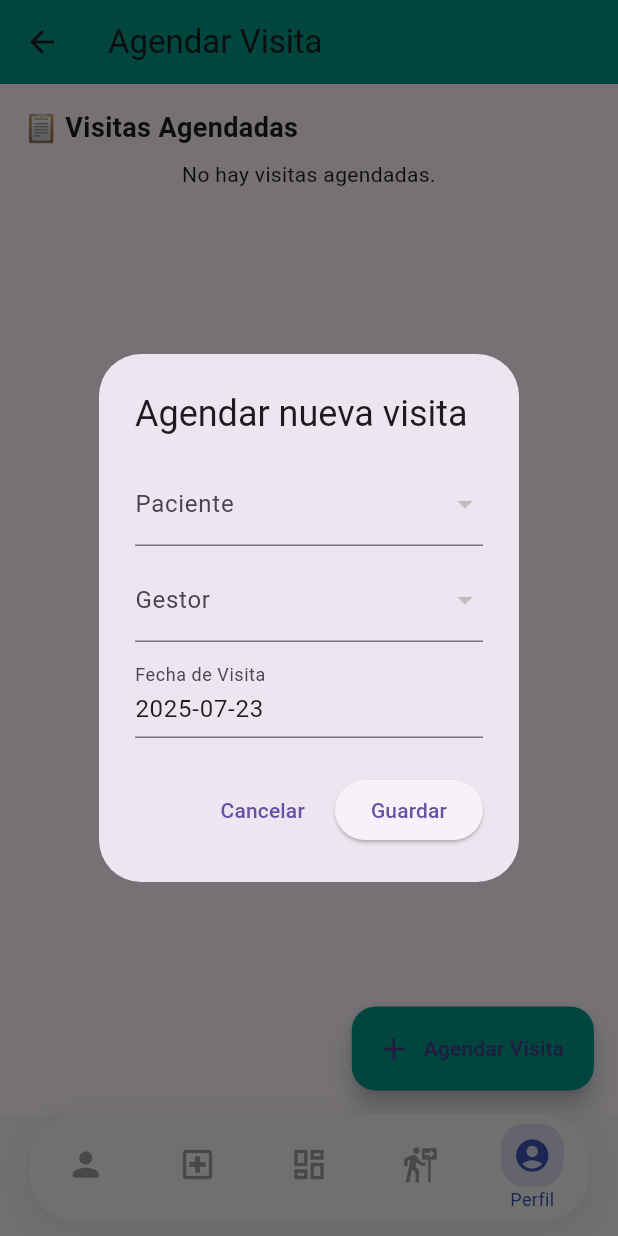
After one commit to danielramirez611/HierroMovilFlutter, a Flutter app: the HomeAdministradorScreen screen opened by its route, scrolled down 39 dp, after a tap on "Agendar Visitas", after a tap on "Agendar Visita", on a phone screen of 412 x 824 dp. The commit adds this screen. Run offline on Flutter 3.47's test engine with Material 3 defaults, Android fonts, the light colour scheme and no system bars; our stand-ins replace flutter_map, geolocator, google_fonts, latlong2, permission_handler, shared_preferences; accounts and stored records are empty; network calls fail; Roboto replaces fonts that are missing (Arial).

Commit message:
modificaciones actualizadas

```diff
--- /dev/null
+++ b/lib/screens/administrador/AgendarVisitaPage.dart
@@ -0,0 +1,251 @@
+// ... imports
+import 'dart:io';
+import 'dart:async';
+import 'package:flutter/material.dart';
+import 'package:shared_preferences/shared_preferences.dart';
+import '../../../services/api_service.dart';
+
+class AgendarVisitaPage extends StatefulWidget {
+  const AgendarVisitaPage({super.key});
+
+  @override
+  State<AgendarVisitaPage> createState() => _AgendarVisitaPageState();
+}
+
+class _AgendarVisitaPageState extends State<AgendarVisitaPage> {
+  bool cargando = true;
+  List<dynamic> pacientes = [];
+  List<dynamic> gestores = [];
+  List<dynamic> visitasAgendadas = [];
+
+  int? pacienteId;
+  int? gestorId;
+  DateTime fechaVisita = DateTime.now();
+  final _formKey = GlobalKey<FormState>();
+
+  @override
+  void initState() {
+    super.initState();
+    cargarDatos();
+  }
+
+  Future<void> cargarDatos() async {
+    pacientes = await ApiService.getPacientes();
+    gestores = await ApiService.getGestoresDisponibles();
+    visitasAgendadas = await ApiService.getAgendamientos();
+    setState(() => cargando = false);
+  }
+
+  void mostrarFormulario({bool edicion = false, dynamic visita}) {
+    if (edicion && visita != null) {
+      pacienteId = visita['paciente']['id'];
+      gestorId = visita['gestor']['id'];
+      fechaVisita = DateTime.parse(visita['fechaProgramada']);
+    } else {
+      pacienteId = null;
+      gestorId = null;
+      fechaVisita = DateTime.now();
+    }
+
+    showDialog(
+      context: context,
+      builder: (_) => AlertDialog(
+        title: Text(edicion ? 'Editar visita agendada' : 'Agendar nueva visita'),
+        content: Form(
+          key: _formKey,
+          child: Column(
+            mainAxisSize: MainAxisSize.min,
+            children: [
+              DropdownButtonFormField<int>(
+                value: pacienteId,
+                decoration: const InputDecoration(labelText: 'Paciente'),
+                items: pacientes.map<DropdownMenuItem<int>>((p) {
+                  final usuario = p['usuario'] ?? p['user'] ?? {};
+                  final nombre = '${usuario['firstName'] ?? ''} ${usuario['lastNameP'] ?? ''}';
+                  return DropdownMenuItem(value: p['id'], child: Text(nombre));
+                }).toList(),
+                onChanged: (value) => setState(() => pacienteId = value),
+                validator: (value) => value == null ? 'Seleccione un paciente' : null,
+              ),
+              const SizedBox(height: 8),
+              DropdownButtonFormField<int>(
+                value: gestorId,
+                decoration: const InputDecoration(labelText: 'Gestor'),
+                items: gestores.map<DropdownMenuItem<int>>((g) {
+                  final nombre = '${g['firstName'] ?? ''} ${g['lastNameP'] ?? ''}';
+                  return DropdownMenuItem(value: g['id'], child: Text(nombre));
+                }).toList(),
+                onChanged: (value) => setState(() => gestorId = value),
+                validator: (value) => value == null ? 'Seleccione un gestor' : null,
+              ),
+              const SizedBox(height: 8),
+              TextFormField(
+                readOnly: true,
+                controller: TextEditingController(text: fechaVisita.toLocal().toString().split(' ')[0]),
+                decoration: const InputDecoration(labelText: 'Fecha de Visita'),
+                onTap: () async {
+                  final fechaSeleccionada = await showDatePicker(
+                    context: context,
+                    initialDate: fechaVisita,
+                    firstDate: DateTime.now(),
+                    lastDate: DateTime.now().add(const Duration(days: 365)),
+                  );
+                  if (fechaSeleccionada != null) {
+                    setState(() => fechaVisita = fechaSeleccionada);
+                  }
+                },
+              ),
+            ],
+          ),
+        ),
+        actions: [
+          TextButton(onPressed: () => Navigator.pop(context), child: const Text('Cancelar')),
+          ElevatedButton(
+            onPressed: () async {
+              if (!_formKey.currentState!.validate()) return;
+
+              bool ok = false;
+              if (edicion) {
+                ok = await ApiService.editarAgendamiento(
+                  id: visita['id'],
+                  pacienteId: pacienteId!,
+                  gestorId: gestorId!,
+                  fechaProgramada: fechaVisita,
+                );
+              } else {
+                ok = await ApiService.crearAgendamiento(
+                  pacienteId: pacienteId!,
+                  gestorId: gestorId!,
+                  fechaProgramada: fechaVisita,
+                );
+              }
+
+              if (ok && mounted) {
+                Navigator.pop(context);
+                ScaffoldMessenger.of(context).showSnackBar(
+                  SnackBar(content: Text(edicion ? '✅ Visita actualizada.' : '✅ Visita agendada.')),
+                );
+                cargarDatos();
+              } else {
+                ScaffoldMessenger.of(context).showSnackBar(
+                  SnackBar(content: Text('❌ Error al ${edicion ? 'actualizar' : 'agendar'} visita.')),
+                );
+              }
+            },
+            child: Text(edicion ? 'Actualizar' : 'Guardar'),
+          ),
+        ],
+      ),
+    );
+  }
+
+  Future<void> eliminarVisita(int id) async {
+    final confirm = await showDialog<bool>(
+      context: context,
+      builder: (context) => AlertDialog(
+        title: const Text('Confirmar eliminación'),
+        content: const Text('¿Estás seguro de que deseas eliminar esta visita?'),
+        actions: [
+          TextButton(onPressed: () => Navigator.pop(context, false), child: const Text('Cancelar')),
+          ElevatedButton(onPressed: () => Navigator.pop(context, true), child: const Text('Eliminar')),
+        ],
+      ),
+    );
+
+    if (confirm == true) {
+      final ok = await ApiService.eliminarAgendamiento(id);
+      if (ok) cargarDatos();
+    }
+  }
+
+  Widget buildVisitaTile(dynamic visita) {
+    final paciente = visita['paciente']?['usuario'] ?? visita['paciente']?['user'] ?? {};
+    final gestor = visita['gestor'] ?? {};
+    final fecha = visita['fechaProgramada']?.toString().split('T').first ?? '';
+
+    return Card(
+      margin: const EdgeInsets.symmetric(vertical: 8),
+      elevation: 2,
+      shape: RoundedRectangleBorder(borderRadius: BorderRadius.circular(12)),
+      child: Padding(
+        padding: const EdgeInsets.symmetric(horizontal: 16, vertical: 12),
+        child: Column(
+          crossAxisAlignment: CrossAxisAlignment.start,
+          children: [
+            Text('👤 Paciente: ${paciente['firstName'] ?? ''} ${paciente['lastNameP'] ?? ''}',
+                style: const TextStyle(fontWeight: FontWeight.w600)),
+            const SizedBox(height: 4),
+            Text('🧑‍⚕️ Gestor: ${gestor['firstName'] ?? ''} ${gestor['lastNameP'] ?? ''}'),
+            const SizedBox(height: 4),
+            Text('📅 Fecha: $fecha'),
+            const Divider(height: 20),
+            Row(
+              mainAxisAlignment: MainAxisAlignment.end,
+              children: [
+              IconButton(
+  icon: const Icon(Icons.playlist_add_check, color: Colors.green),
+  tooltip: 'Registrar esta visita',
+  onPressed: () {
+    Navigator.pushNamed(
+  context,
+  '/visitas',
+  arguments: {
+    "pacienteId": visita['paciente']['id'],
+    "gestorId": visita['gestor']['id'],
+    "fechaVisita": visita['fechaProgramada'],
+    "agendamientoId": visita['id'],
+  },
+);
+
+  },
+),
+
+                IconButton(
+                  icon: const Icon(Icons.edit, color: Colors.blue),
+                  tooltip: 'Editar visita',
+                  onPressed: () => mostrarFormulario(edicion: true, visita: visita),
+                ),
+                IconButton(
+                  icon: const Icon(Icons.delete, color: Colors.red),
+                  tooltip: 'Eliminar visita',
+                  onPressed: () => eliminarVisita(visita['id']),
+                ),
+              ],
+            ),
+          ],
+        ),
+      ),
+    );
+  }
+
+  @override
+  Widget build(BuildContext context) {
+    return Scaffold(
+      appBar: AppBar(
+        title: const Text('Agendar Visita'),
+        backgroundColor: Colors.teal,
+      ),
+      body: cargando
+          ? const Center(child: CircularProgressIndicator())
+          : RefreshIndicator(
+              onRefresh: cargarDatos,
+              child: ListView(
+                padding: const EdgeInsets.all(16.0),
+                children: [
+                  const Text('📋 Visitas Agendadas', style: TextStyle(fontSize: 18, fontWeight: FontWeight.bold)),
+                  const SizedBox(height: 8),
+                  if (visitasAgendadas.isEmpty)
+                    const Text('No hay visitas agendadas.', textAlign: TextAlign.center),
+                  ...visitasAgendadas.map(buildVisitaTile).toList(),
+                ],
+              ),
+            ),
+      floatingActionButton: FloatingActionButton.extended(
+        onPressed: () => mostrarFormulario(edicion: false),
+        icon: const Icon(Icons.add),
+        label: const Text('Agendar Visita'),
+        backgroundColor: Colors.teal,
+      ),
+    );
+  }
+}
--- a/lib/screens/home_administrador.dart
+++ b/lib/screens/home_administrador.dart
@@ -12,6 +12,7 @@ import '../screens/administrador/PacientesPage.dart';
 import '../screens/administrador/TambosPage.dart';
 import '../screens/administrador/AsignacionTamboPage.dart';
 import '../screens/administrador/VisitasPage.dart';
+import '../screens/administrador/AgendarVisitaPage.dart';
 import '../screens/PerfilUsuarioScreen.dart';
 
 class HomeAdministradorScreen extends StatefulWidget {
@@ -26,6 +27,8 @@ class _HomeAdministradorScreenState extends State<HomeAdministradorScreen> {
 
   int totalUsuarios = 0;
   int totalVisitas = 0;
+    int agendasVisitas = 0;
+
   int totalComunicados = 0;
   bool loading = true;
 
@@ -45,21 +48,25 @@ class _HomeAdministradorScreenState extends State<HomeAdministradorScreen> {
     try {
       final resUsuarios = await http.get(Uri.parse('${ApiService.baseUrl}/Users'));
       final resVisitas = await http.get(Uri.parse('${ApiService.baseUrl}/VisitaDomiciliaria'));
+      final resVisitasAgendadas = await http.get(Uri.parse('${ApiService.baseUrl}/VisitaDomiciliaria/agendadas'));
       final resComunicados = await http.get(Uri.parse('${ApiService.baseUrl}/Comunicado'));
 
       final usuarios = jsonDecode(resUsuarios.body);
       final visitas = jsonDecode(resVisitas.body);
+      final visitasAgendadas = jsonDecode(resVisitasAgendadas.body);
       final comunicados = jsonDecode(resComunicados.body);
 
       // Guarda en caché
       await prefs.setString('cachedUsuarios', jsonEncode(usuarios));
       await prefs.setString('cachedVisitas', jsonEncode(visitas));
+      await prefs.setString('cachedVisitasAgendadas', jsonEncode(visitasAgendadas));
       await prefs.setString('cachedComunicados', jsonEncode(comunicados));
 
       if (mounted) {
         setState(() {
           totalUsuarios = usuarios.length;
           totalVisitas = visitas.length;
+          agendasVisitas = visitasAgendadas.length;
           totalComunicados = comunicados.length;
           loading = false;
         });
@@ -69,11 +76,13 @@ class _HomeAdministradorScreenState extends State<HomeAdministradorScreen> {
 
       final cachedUsuarios = prefs.getString('cachedUsuarios');
       final cachedVisitas = prefs.getString('cachedVisitas');
+      final cachedVisitasAgendadas = prefs.getString('cachedVisitasAgendadas');
       final cachedComunicados = prefs.getString('cachedComunicados');
 
       setState(() {
         totalUsuarios = cachedUsuarios != null ? jsonDecode(cachedUsuarios).length : 0;
         totalVisitas = cachedVisitas != null ? jsonDecode(cachedVisitas).length : 0;
+        agendasVisitas = cachedVisitasAgendadas != null ? jsonDecode(cachedVisitasAgendadas).length : 0;
         totalComunicados = cachedComunicados != null ? jsonDecode(cachedComunicados).length : 0;
         loading = false;
       });
@@ -132,7 +141,9 @@ class _HomeAdministradorScreenState extends State<HomeAdministradorScreen> {
       PacientesPage(),           // index 0
       TambosPage(),              // index 1
       _buildDashboard(),         // index 2
-      VisitasPage(),             // index 3
+      VisitasPage(),
+            AgendarVisitaPage(),
+           // index 3
       PerfilUsuarioScreen(),     // index 4
     ];
 
@@ -221,11 +232,18 @@ class _HomeAdministradorScreenState extends State<HomeAdministradorScreen> {
                       onTap: () => setState(() => currentIndex = 2),
                     ),
                     _buildDashboardCard(
-                      title: "Visitas",
+                      title: "Registrar Visitas",
                       count: totalVisitas,
                       icon: Icons.home,
                       color: Colors.teal,
                       onTap: () => setState(() => currentIndex = 3),
+                    ),
+                     _buildDashboardCard(
+                      title: "Agendar Visitas",
+                      count: agendasVisitas,
+                      icon: Icons.calendar_month,
+                      color: const Color.fromARGB(255, 97, 150, 0),
+                      onTap: () => setState(() => currentIndex = 4),
                     ),
                     _buildDashboardCard(
                       title: "Comunicados",
--- a/lib/services/api_service.dart
+++ b/lib/services/api_service.dart
@@ -540,6 +540,126 @@ static Future<bool> deleteAsignacionPermanente(int id) async {
 }
                                                                              /// ASIGNACION TAMBO ///
 //-------------------------------------------------------------------------------------------------------------------------------------------------------------------------------//
+                                                                               /// AGENDAR VISITA ///
+// ✅ Crear agendamiento
+  static Future<bool> crearAgendamiento({
+    required int pacienteId,
+    required int gestorId,
+    required DateTime fechaProgramada,
+  }) async {
+    try {
+      final response = await http.post(
+        Uri.parse('$baseUrl/AgendamientoVisita'),
+        headers: {'Content-Type': 'application/json'},
+        body: jsonEncode({
+          "pacienteId": pacienteId,
+          "gestorId": gestorId,
+          "fechaProgramada": fechaProgramada.toIso8601String(),
+        }),
+      );
+      return response.statusCode == 201;
+    } catch (e) {
+      print('❌ Error al crear agendamiento: $e');
+      return false;
+    }
+  }
+
+  // ✅ Obtener todos los agendamientos (no completados)
+static Future<List<dynamic>> getAgendamientos() async {
+  final prefs = await SharedPreferences.getInstance();
+  const cacheKey = 'cachedAgendamientos';
+
+  try {
+    final res = await http.get(Uri.parse('$baseUrl/AgendamientoVisita'));
+    if (res.statusCode == 200) {
+      final data = jsonDecode(res.body);
+      await prefs.setString(cacheKey, jsonEncode(data)); // ✅ guarda en caché
+      return data;
+    }
+  } catch (e) {
+    print('⚠️ Sin conexión. Cargando agendamientos desde caché.');
+  }
+
+  // 🧠 Recupera desde caché si no hay internet
+  final cached = prefs.getString(cacheKey);
+  if (cached != null) return jsonDecode(cached);
+
+  return []; // Si tampoco hay caché
+}
+
+  // ✅ Obtener agendamiento por ID
+static Future<Map<String, dynamic>?> getAgendamientoById(int id) async {
+  final prefs = await SharedPreferences.getInstance();
+  final cacheKey = 'cachedAgendamientoById_$id';
+
+  try {
+    final res = await http.get(Uri.parse('$baseUrl/AgendamientoVisita/$id'));
+    if (res.statusCode == 200) {
+      final data = jsonDecode(res.body);
+      await prefs.setString(cacheKey, jsonEncode(data)); // ✅ guarda caché por ID
+      return data;
+    }
+  } catch (e) {
+    print('⚠️ Sin conexión. Cargando agendamiento ID:$id desde caché.');
+  }
+
+  // 🧠 Recuperar desde caché si no hay internet
+  final cached = prefs.getString(cacheKey);
+  if (cached != null) return jsonDecode(cached);
+
+  return null; // Nada disponible
+}
+
+  // ✅ Editar agendamiento
+  static Future<bool> editarAgendamiento({
+    required int id,
+    required int pacienteId,
+    required int gestorId,
+    required DateTime fechaProgramada,
+  }) async {
+    try {
+      final res = await http.put(
+        Uri.parse('$baseUrl/AgendamientoVisita/$id'),
+        headers: {'Content-Type': 'application/json'},
+        body: jsonEncode({
+          "id": id,
+          "pacienteId": pacienteId,
+          "gestorId": gestorId,
+          "fechaProgramada": fechaProgramada.toIso8601String(),
+          "completado": false, // o verdadero si aplica
+        }),
+      );
+      return res.statusCode == 204;
+    } catch (e) {
+      print('❌ Error al editar agendamiento: $e');
+      return false;
+    }
+  }
+
+  // ✅ Eliminar agendamiento
+  static Future<bool> eliminarAgendamiento(int id) async {
+    try {
+      final res = await http.delete(Uri.parse('$baseUrl/AgendamientoVisita/$id'));
+      return res.statusCode == 204;
+    } catch (e) {
+      print('❌ Error al eliminar agendamiento: $e');
+      return false;
+    }
+  }
+
+  // ✅ Marcar agendamiento como completado (cuando se registra la visita)
+  static Future<bool> completarAgendamiento(int id) async {
+    try {
+      final res = await http.put(Uri.parse('$baseUrl/AgendamientoVisita/completar/$id'));
+      return res.statusCode == 204;
+    } catch (e) {
+      print('❌ Error al marcar agendamiento como completado: $e');
+      return false;
+    }
+  }
+
+                                                                               /// AGENDAR VISITA ///
+//-------------------------------------------------------------------------------------------------------------------------------------------------------------------------------//
                                                                              /// VISITAS ///
 //🔄 Obtener todas las visitas domiciliarias
 static Future<List<dynamic>> getVisitas() async {
```
Also changed, not shown: lib/screens/administrador/VisitasPage.dart (+94 -12 lines), pubspec.yaml (line endings or trailing spaces).
